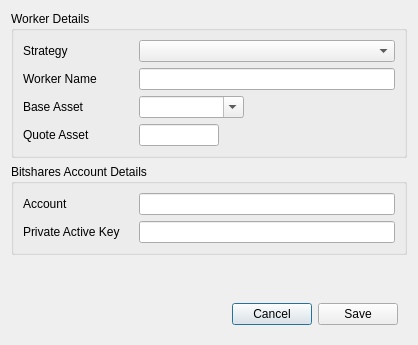
xeroc/stakemachine, file dexbot/views/ui/create_worker_window.ui: the form before one commit.
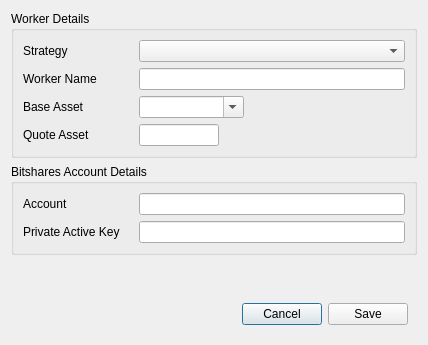
The form after the commit.

What changed in the file:
```diff
--- a/dexbot/views/ui/create_worker_window.ui
+++ b/dexbot/views/ui/create_worker_window.ui
@@ -6,7 +6,7 @@
    <rect>
     <x>0</x>
     <y>0</y>
-    <width>418</width>
+    <width>428</width>
     <height>345</height>
    </rect>
   </property>
```
